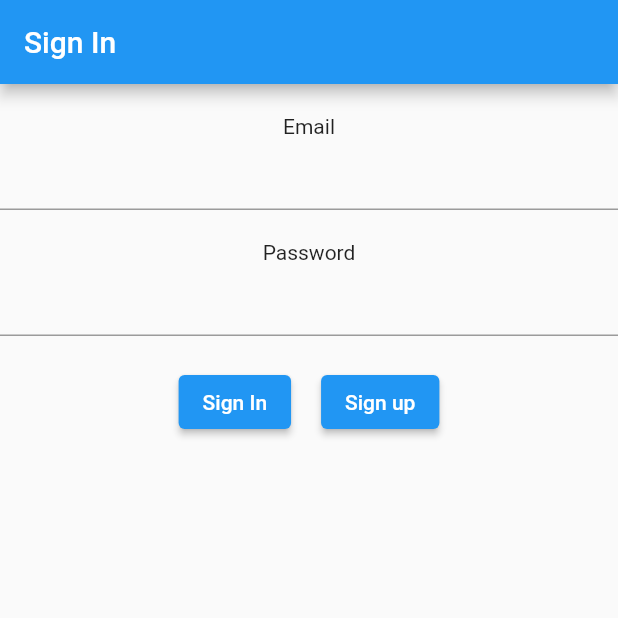
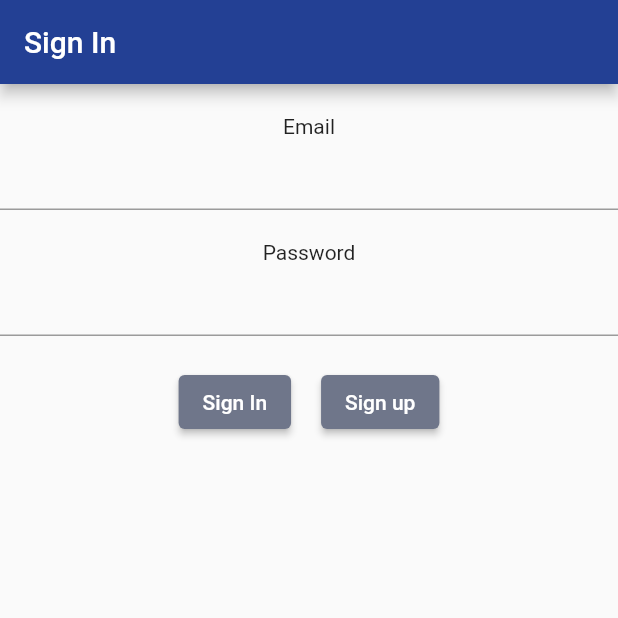
Before and after one commit to a307/tru-dawson-project, a Flutter app: the screen it shows after launch, on a phone screen of 412 x 824 dp, the top half of it. Run offline on Flutter 3.47's test engine with Material 2 defaults, Android fonts, the phone set to English and light mode, and no system bars; drawn by our look-alikes of flutter_form_builder; our stand-ins replace cloud_firestore, firebase_auth, firebase_core, firebase_database, form_builder_validators, image_picker; accounts and stored records are empty.

Commit message:
UI colour improvements

```diff
--- a/tru_dawson_project/lib/sign_in.dart
+++ b/tru_dawson_project/lib/sign_in.dart
@@ -31,6 +31,7 @@ class _SignInState extends State<SignIn> {
     final TextEditingController passwordTEC = TextEditingController();
     return Scaffold(
       appBar: AppBar(
+        backgroundColor: Color(0xFF234094), // Set the background color to #234094,
         title: Text("Sign In"),
       ),
       body: FormBuilder(
@@ -82,6 +83,10 @@ class _SignInState extends State<SignIn> {
                         print("");
                       }
                     },
+                    style: ElevatedButton.styleFrom(
+                      primary: Color(0xFF6F768A),
+                      minimumSize: Size(72, 36),
+                    ),
                     child: const Text("Sign In")),
                 const SizedBox(width: 20),
                 ElevatedButton(
@@ -112,6 +117,10 @@ class _SignInState extends State<SignIn> {
                         //Login to firebase
                       }
                     },
+                    style: ElevatedButton.styleFrom(
+                      primary: Color(0xFF6F768A),
+                      minimumSize: Size(72, 36),
+                    ),
                     child: const Text("Sign up"))
               ],
             )
```
Also changed, not shown: tru_dawson_project/lib/generation.dart (+43 -12 lines).
